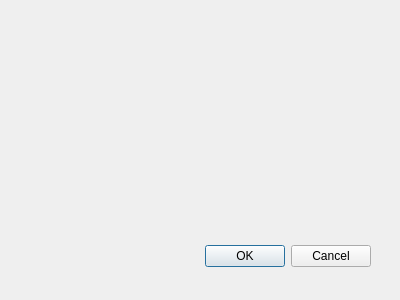
The window that SiteRankingSDSS_dialog_base.ui (WaleedAli007/SDSS-SiteSetection) describes before a commit, drawn with Qt 5.
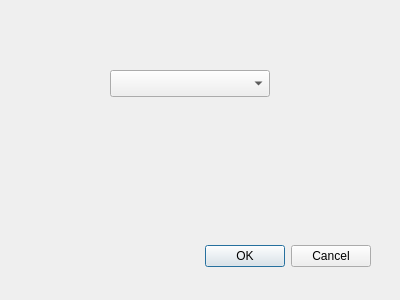
The same window after the commit. Custom widgets are drawn as their Qt base class.

Patch:
```diff
--- a/SiteRankingSDSS_dialog_base.ui
+++ b/SiteRankingSDSS_dialog_base.ui
@@ -28,7 +28,24 @@
     <set>QDialogButtonBox::Cancel|QDialogButtonBox::Ok</set>
    </property>
   </widget>
+  <widget class="QgsMapLayerComboBox" name="mMapLayerComboBox">
+   <property name="geometry">
+    <rect>
+     <x>110</x>
+     <y>70</y>
+     <width>160</width>
+     <height>27</height>
+    </rect>
+   </property>
+  </widget>
  </widget>
+ <customwidgets>
+  <customwidget>
+   <class>QgsMapLayerComboBox</class>
+   <extends>QComboBox</extends>
+   <header>qgsmaplayercombobox.h</header>
+  </customwidget>
+ </customwidgets>
  <resources/>
  <connections>
   <connection>
```
Left out of the diff: 41 changed lines with no effect on the pictures.
